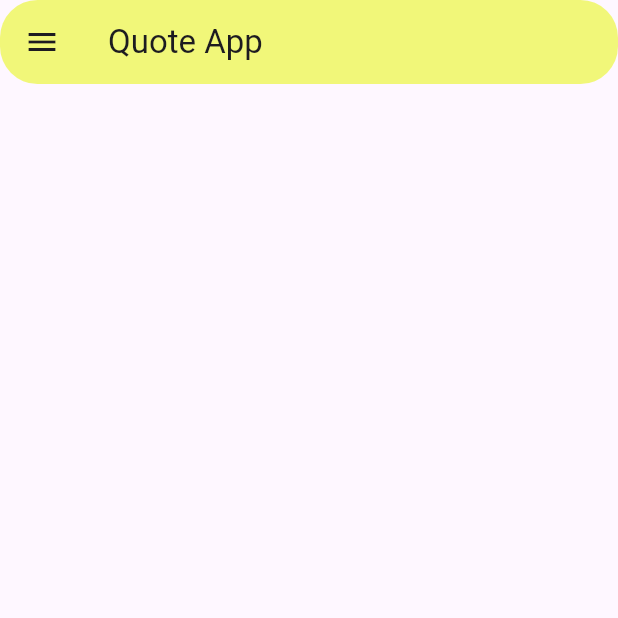
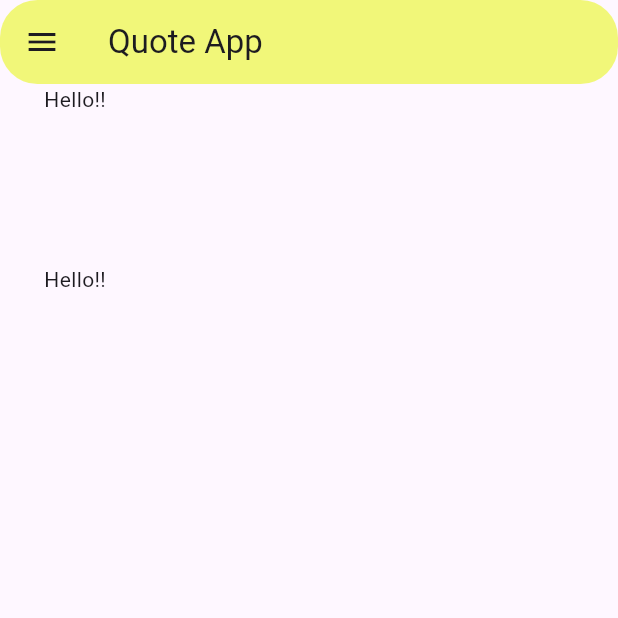
Before and after one commit to BLESSEDSAMUELES/flutter_feista, a Flutter app: the screen it shows after launch, on a phone screen of 412 x 824 dp, the top half of it. Run offline on Flutter 3.47's test engine with Material 3 defaults, Android fonts, the phone set to English and light mode, and no system bars.

Commit message:
Added body

```diff
--- a/lib/main.dart
+++ b/lib/main.dart
@@ -17,6 +17,13 @@ class Test extends StatelessWidget {
           ),
         ),
         drawer: Drawer(child: Center(child: Text('hello World'))),
+        body: Column(
+          children: [
+            Text("Hello!!"),
+            SizedBox(height: 100, width: 100),
+            Text("Hello!!"),
+          ],
+        ),
       ),
     );
   }
```
